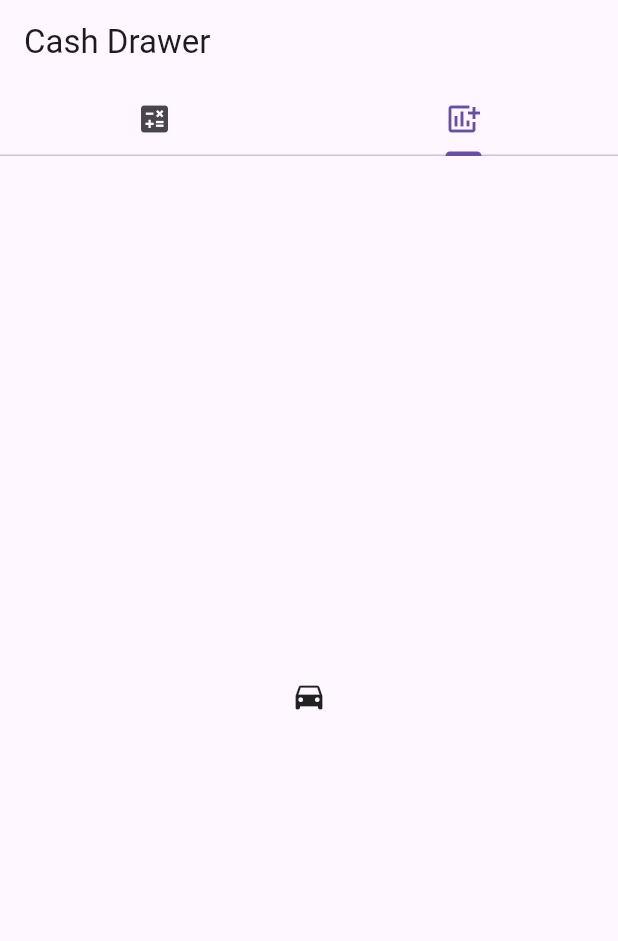
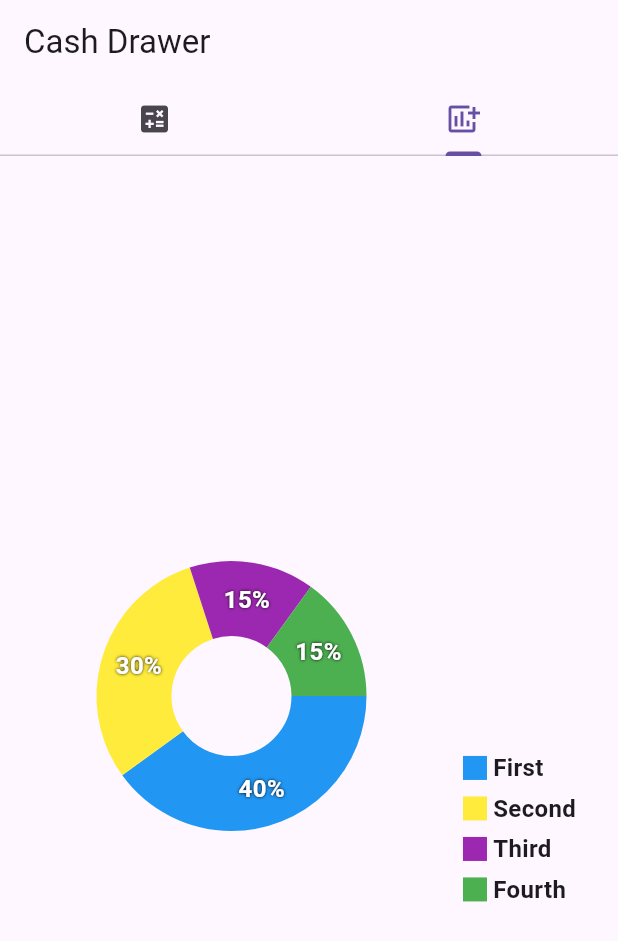
Before and after one commit to mammut001/Cash-Drawer, a Flutter app: the screen it shows after launch, tab 2 chosen, on a phone screen of 412 x 824 dp. Shown: the top 941 px of the screen. Run offline on Flutter 3.47's test engine with Material 3 defaults, Android fonts, the phone set to English and light mode, and no system bars; drawn by our look-alikes of fl_chart.

Commit message:
added example.chart from fl_chart

```diff
--- /dev/null
+++ b/lib/chart.dart
@@ -0,0 +1,175 @@
+import 'package:fl_chart/fl_chart.dart';
+import 'presentation/resources/app_resources.dart';
+import 'presentation/widgets/indicator.dart';
+import 'package:flutter/material.dart';
+
+class Chart extends StatelessWidget {
+  const Chart({super.key});
+
+  @override
+  Widget build(BuildContext context) {
+    return const Center(
+      child: PieChartSample2(),
+    );
+  }
+}
+
+class PieChartSample2 extends StatefulWidget {
+  const PieChartSample2({super.key});
+
+  @override
+  State<StatefulWidget> createState() => PieChart2State();
+}
+
+class PieChart2State extends State<PieChartSample2> {
+  int touchedIndex = -1;
+
+  @override
+  Widget build(BuildContext context) {
+    return AspectRatio(
+      aspectRatio: 1.3,
+      child: Row(
+        children: <Widget>[
+          const SizedBox(
+            height: 18,
+          ),
+          Expanded(
+            child: AspectRatio(
+              aspectRatio: 1,
+              child: PieChart(
+                PieChartData(
+                  pieTouchData: PieTouchData(
+                    touchCallback: (FlTouchEvent event, pieTouchResponse) {
+                      setState(() {
+                        if (!event.isInterestedForInteractions ||
+                            pieTouchResponse == null ||
+                            pieTouchResponse.touchedSection == null) {
+                          touchedIndex = -1;
+                          return;
+                        }
+                        touchedIndex = pieTouchResponse
+                            .touchedSection!.touchedSectionIndex;
+                      });
+                    },
+                  ),
+                  borderData: FlBorderData(
+                    show: false,
+                  ),
+                  sectionsSpace: 0,
+                  centerSpaceRadius: 40,
+                  sections: showingSections(),
+                ),
+              ),
+            ),
+          ),
+          const Column(
+            mainAxisAlignment: MainAxisAlignment.end,
+            crossAxisAlignment: CrossAxisAlignment.start,
+            children: <Widget>[
+              Indicator(
+                color: AppColors.contentColorBlue,
+                text: 'First',
+                isSquare: true,
+              ),
+              SizedBox(
+                height: 4,
+              ),
+              Indicator(
+                color: AppColors.contentColorYellow,
+                text: 'Second',
+                isSquare: true,
+              ),
+              SizedBox(
+                height: 4,
+              ),
+              Indicator(
+                color: AppColors.contentColorPurple,
+                text: 'Third',
+                isSquare: true,
+              ),
+              SizedBox(
+                height: 4,
+              ),
+              Indicator(
+                color: AppColors.contentColorGreen,
+                text: 'Fourth',
+                isSquare: true,
+              ),
+              SizedBox(
+                height: 18,
+              ),
+            ],
+          ),
+          const SizedBox(
+            width: 28,
+          ),
+        ],
+      ),
+    );
+  }
+
+  List<PieChartSectionData> showingSections() {
+    return List.generate(4, (i) {
+      final isTouched = i == touchedIndex;
+      final fontSize = isTouched ? 25.0 : 16.0;
+      final radius = isTouched ? 60.0 : 50.0;
+      const shadows = [Shadow(color: Colors.black, blurRadius: 2)];
+      switch (i) {
+        case 0:
+          return PieChartSectionData(
+            color: AppColors.contentColorBlue,
+            value: 40,
+            title: '40%',
+            radius: radius,
+            titleStyle: TextStyle(
+              fontSize: fontSize,
+              fontWeight: FontWeight.bold,
+              color: AppColors.mainTextColor1,
+              shadows: shadows,
+            ),
+          );
+        case 1:
+          return PieChartSectionData(
+            color: AppColors.contentColorYellow,
+            value: 30,
+            title: '30%',
+            radius: radius,
+            titleStyle: TextStyle(
+              fontSize: fontSize,
+              fontWeight: FontWeight.bold,
+              color: AppColors.mainTextColor1,
+              shadows: shadows,
+            ),
+          );
+        case 2:
+          return PieChartSectionData(
+            color: AppColors.contentColorPurple,
+            value: 15,
+            title: '15%',
+            radius: radius,
+            titleStyle: TextStyle(
+              fontSize: fontSize,
+              fontWeight: FontWeight.bold,
+              color: AppColors.mainTextColor1,
+              shadows: shadows,
+            ),
+          );
+        case 3:
+          return PieChartSectionData(
+            color: AppColors.contentColorGreen,
+            value: 15,
+            title: '15%',
+            radius: radius,
+            titleStyle: TextStyle(
+              fontSize: fontSize,
+              fontWeight: FontWeight.bold,
+              color: AppColors.mainTextColor1,
+              shadows: shadows,
+            ),
+          );
+        default:
+          throw Error();
+      }
+    });
+  }
+}
--- a/lib/main.dart
+++ b/lib/main.dart
@@ -1,3 +1,4 @@
+import 'package:cash_drawer/chart.dart';
 import 'package:flutter/material.dart';
 import 'calculator.dart';
 
@@ -44,7 +45,7 @@ class MyHomePage extends StatelessWidget {
           body: const TabBarView(
             children: [
               Calculator(),
-              Icon(Icons.directions_car),
+              Chart(),
             ],
           ),
         ),
--- /dev/null
+++ b/lib/presentation/resources/app_resources.dart
@@ -0,0 +1,15 @@
+import 'package:flutter/material.dart';
+
+class AppColors {
+  static const Color contentColorBlue = Colors.blue;
+  static const Color contentColorYellow = Colors.yellow;
+  static const Color contentColorPurple = Colors.purple;
+  static const Color contentColorGreen = Colors.green;
+  static const Color mainTextColor1 = Colors.white;
+  static const Color mainTextColor3 = Colors.black;
+  static const Color pageBackground = Colors.grey;
+}
+
+class AppTexts {
+  static const String appName = 'Cash Drawer';
+}
--- /dev/null
+++ b/lib/presentation/widgets/indicator.dart
@@ -0,0 +1,44 @@
+import 'package:flutter/material.dart';
+
+class Indicator extends StatelessWidget {
+  const Indicator({
+    super.key,
+    required this.color,
+    required this.text,
+    required this.isSquare,
+    this.size = 16,
+    this.textColor,
+  });
+  final Color color;
+  final String text;
+  final bool isSquare;
+  final double size;
+  final Color? textColor;
+
+  @override
+  Widget build(BuildContext context) {
+    return Row(
+      children: <Widget>[
+        Container(
+          width: size,
+          height: size,
+          decoration: BoxDecoration(
+            shape: isSquare ? BoxShape.rectangle : BoxShape.circle,
+            color: color,
+          ),
+        ),
+        const SizedBox(
+          width: 4,
+        ),
+        Text(
+          text,
+          style: TextStyle(
+            fontSize: 16,
+            fontWeight: FontWeight.bold,
+            color: textColor,
+          ),
+        )
+      ],
+    );
+  }
+}
--- a/pubspec.yaml
+++ b/pubspec.yaml
@@ -35,6 +35,7 @@ dependencies:
   # The following adds the Cupertino Icons font to your application.
   # Use with the CupertinoIcons class for iOS style icons.
   cupertino_icons: ^1.0.6
+  fl_chart: ^0.68.0
 
 dev_dependencies:
   flutter_test:
```
Also changed, not shown: pubspec.lock.
